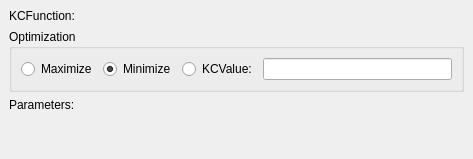
Old version of the form kcells/plugins/solver/SolverMainWidget.ui in the repository KDE/koffice.
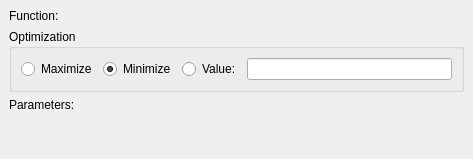
New version of the form. Custom widgets are drawn as their Qt base class.

The edit to the form file:
```diff
--- a/kcells/plugins/solver/SolverMainWidget.ui
+++ b/kcells/plugins/solver/SolverMainWidget.ui
@@ -69,7 +69,7 @@
       <item>
        <widget class="QRadioButton" name="valueButton" >
         <property name="text" >
-         <string>KCValue:</string>
+         <string>Value:</string>
         </property>
        </widget>
       </item>
@@ -92,7 +92,7 @@
    <item row="0" column="0" >
     <widget class="QLabel" name="label" >
      <property name="text" >
-      <string>KCFunction:</string>
+      <string>Function:</string>
      </property>
     </widget>
    </item>
```
